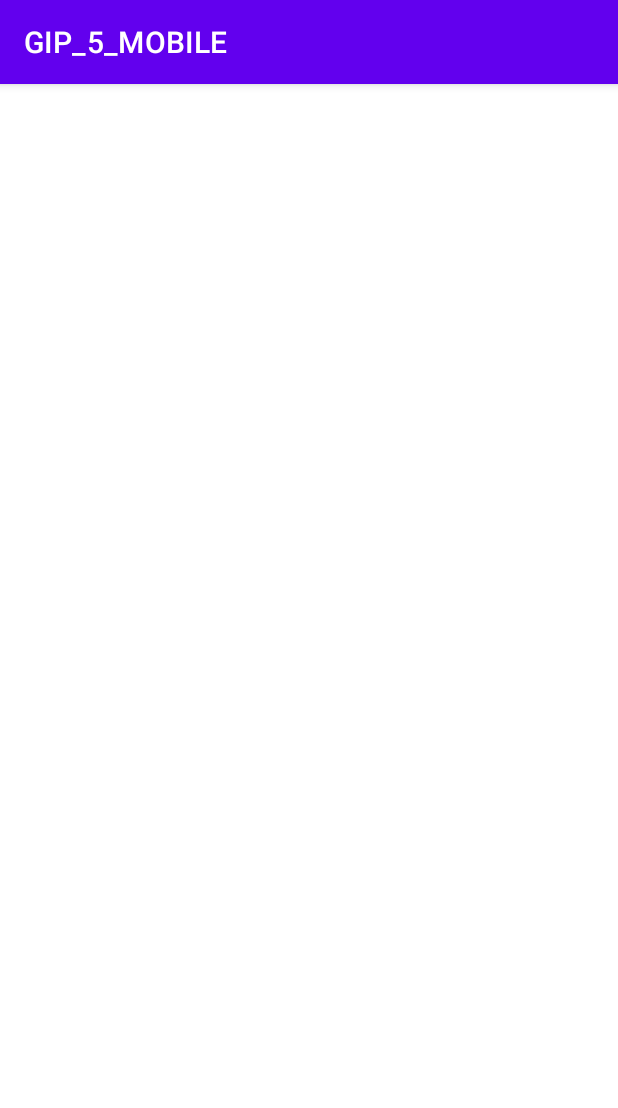
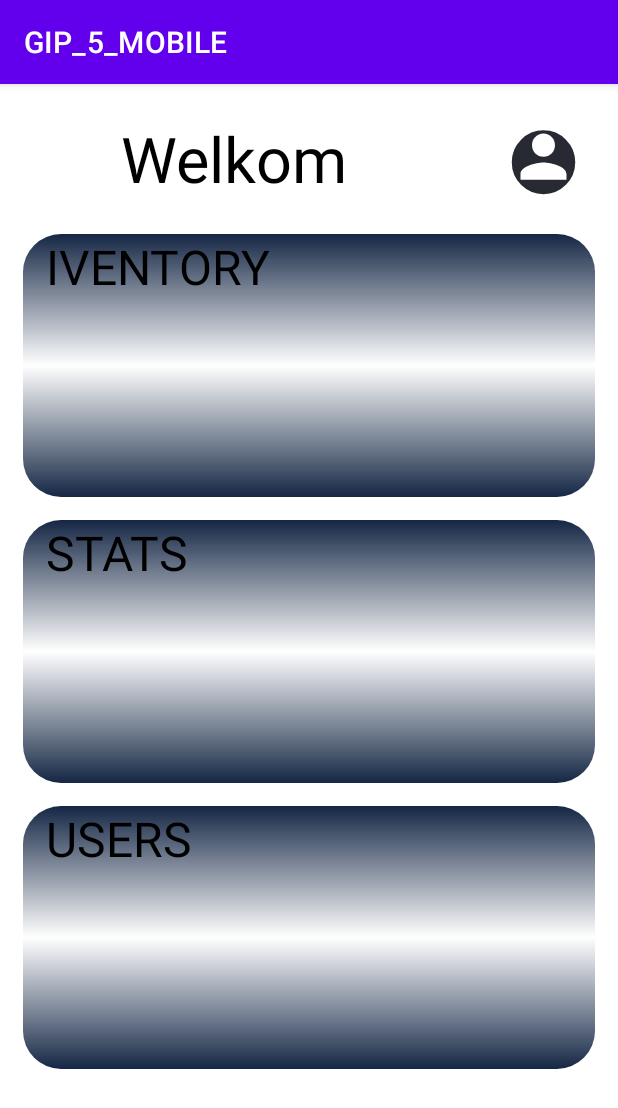
Before and after one commit to dumbeldore2/GIP_5_MOBILE, an Android app: the MainActivity3 screen opened directly, with no data from a screen before it, on a phone screen of 412 x 824 dp. Shown: the top 1108 px of the screen. Run offline under Robolectric (Android 15) with nearby library versions, the phone set to English and light mode, and no system bars; our stand-ins replace Volley; network calls fail.

Commit message:
verder werken aan de app inventory komt laatst

```diff
--- a/app/src/main/java/com/example/gip_5_mobile/MainActivity.java
+++ b/app/src/main/java/com/example/gip_5_mobile/MainActivity.java
@@ -76,7 +76,7 @@ public class MainActivity extends AppCompatActivity {
                                 // volgende activity
                                 if (!response.toString().isEmpty()){
                                     Intent intent = new Intent(getApplicationContext(),
-                                            MainActivity2.class);
+                                            MainActivity3.class);
 
                                     String auth = getEditText1() + ":" + getEditText2();
                                     byte [] bytes = auth.getBytes(StandardCharsets.UTF_8);
@@ -205,7 +205,7 @@ public class MainActivity extends AppCompatActivity {
                                         // naar de volgende mainacitivty
                                         if (!response.toString().isEmpty()){
                                             Intent intent = new Intent(getApplicationContext(),
-                                                    MainActivity2.class);
+                                                    MainActivity3.class);
 
                                             String auth =
                                                     dialog_editText4.getText().toString() + ":" + dialog_editText5.getText().toString();
--- a/app/src/main/java/com/example/gip_5_mobile/MainActivity2.java
+++ b/app/src/main/java/com/example/gip_5_mobile/MainActivity2.java
@@ -7,6 +7,7 @@ import android.os.Bundle;
 import android.view.View;
 
 import com.android.volley.AuthFailureError;
+import com.android.volley.DefaultRetryPolicy;
 import com.android.volley.Request;
 import com.android.volley.RequestQueue;
 import com.android.volley.Response;
@@ -43,23 +44,26 @@ public class MainActivity2 extends AppCompatActivity {
         //conecten van views
         //functies
         //vragen achter inventory
-        fun_get_all_items();
+        //fun_api();
     }
 
-    public void fun_get_all_items(){
+    public void fun_api(){
+
         //api request
         RequestQueue requestQueue = Volley.newRequestQueue(MainActivity2.this);
         JsonObjectRequest jsonObjectRequest = new JsonObjectRequest(Request.Method.GET,
                 url + "item/getall", null,
                 new Response.Listener<JSONObject>() {
                     @Override public void onResponse(JSONObject response) {
-                        System.out.println(response.toString());
+                        //System.out.println(response.toString());
+                        if (!response.toString().isEmpty()){
+                            System.out.println(response.toString());
+
+                        }
                     }
                 }, new Response.ErrorListener() {
             @Override public void onErrorResponse(VolleyError error) {
-                System.out.println(error.networkResponse.statusCode);
-                if (error.networkResponse.statusCode == 401){
-                }
+                System.out.println("error");
             }
 
         }){
@@ -67,9 +71,9 @@ public class MainActivity2 extends AppCompatActivity {
             public Map<String, String> getHeaders() throws AuthFailureError {
                 Map<String, String> headers = new HashMap<>();
 
-                //autherization
                 headers.put("Content-Type", "application/json;charset=UTF-8");
                 headers.put("Authorization", "Basic " + base);
+
                 //headers.put("Content-Length", "<calculated when request is sent>");
                 //headers.put("Host", "<calculated when request is sent>");
                 //headers.put("Accept-Encoding", "gzip, deflate,br");
@@ -77,8 +81,6 @@ public class MainActivity2 extends AppCompatActivity {
                 return headers;
             }
         };
-
         requestQueue.add(jsonObjectRequest);
-
     }
 }
--- a/app/src/main/java/com/example/gip_5_mobile/MainActivity3.java
+++ b/app/src/main/java/com/example/gip_5_mobile/MainActivity3.java
@@ -1,14 +1,88 @@
 package com.example.gip_5_mobile;
 
 import androidx.appcompat.app.AppCompatActivity;
+import androidx.constraintlayout.widget.ConstraintLayout;
 
+import android.content.Intent;
 import android.os.Bundle;
+import android.view.View;
+
+import com.android.volley.AuthFailureError;
+import com.android.volley.DefaultRetryPolicy;
+import com.android.volley.Request;
+import com.android.volley.RequestQueue;
+import com.android.volley.Response;
+import com.android.volley.VolleyError;
+import com.android.volley.toolbox.JsonObjectRequest;
+import com.android.volley.toolbox.Volley;
+
+import org.json.JSONObject;
+
+import java.nio.charset.StandardCharsets;
+import java.util.Base64;
+import java.util.HashMap;
+import java.util.Map;
 
 public class MainActivity3 extends AppCompatActivity {
+
+    //basic auth string
+    Intent intent;
+    String base;
+
+    // url string
+    String url = "http://192.168.1.103:8080/api/v1/";
+
+    //views initen
+    ConstraintLayout constraintLayout1,constraintLayout2,constraintLayout3;
 
     @Override
     protected void onCreate(Bundle savedInstanceState) {
         super.onCreate(savedInstanceState);
         setContentView(R.layout.activity_main3);
+
+        //base string maken
+        intent = getIntent();
+        base = intent.getStringExtra("base");
+
+        // views connecten
+        constraintLayout1 = findViewById(R.id.constraint_2);
+        constraintLayout2 = findViewById(R.id.constraint_3);
+        constraintLayout3 = findViewById(R.id.constraint_4);
+
+        //functies
+        fun_click_1();
+        //fun_click_2();
+        //fun_click_3();
+    }
+
+    public void fun_click_1(){
+        constraintLayout1.setOnClickListener(new View.OnClickListener() {
+            @Override public void onClick(View v) {
+                Intent intent = new Intent(getApplicationContext(),
+                        MainActivity2.class);
+                intent.putExtra("base", base);
+                startActivity(intent);
+            }
+        });
+    }
+    public void fun_click_2(){
+        constraintLayout1.setOnClickListener(new View.OnClickListener() {
+            @Override public void onClick(View v) {
+                Intent intent = new Intent(getApplicationContext(),
+                        MainActivity2.class);
+                intent.putExtra("base", base);
+                startActivity(intent);
+            }
+        });
+    }
+    public void fun_click_3(){
+        constraintLayout1.setOnClickListener(new View.OnClickListener() {
+            @Override public void onClick(View v) {
+                Intent intent = new Intent(getApplicationContext(),
+                        MainActivity2.class);
+                intent.putExtra("base", base);
+                startActivity(intent);
+            }
+        });
     }
 }
--- /dev/null
+++ b/app/src/main/res/drawable/background_card.xml
@@ -0,0 +1,14 @@
+<?xml version="1.0" encoding="utf-8"?>
+<layer-list xmlns:android="http://schemas.android.com/apk/res/android">
+    <item>
+        <shape android:shape="rectangle">
+            <corners
+                android:radius="25dp"/>
+            <gradient
+                android:startColor="@color/darkblue"
+                android:centerColor="#80FFFFFF"
+                android:endColor="@color/darkblue"
+                android:angle="-45"/>
+        </shape>
+    </item>
+</layer-list>
--- a/app/src/main/res/layout/activity_main3.xml
+++ b/app/src/main/res/layout/activity_main3.xml
@@ -5,5 +5,130 @@
     android:layout_width="match_parent"
     android:layout_height="match_parent"
     tools:context=".MainActivity3">
+    <androidx.constraintlayout.widget.ConstraintLayout
+        android:id="@+id/constraint_1"
 
+        android:layout_width="match_parent"
+        android:layout_height="100dp"
+
+        app:layout_constraintStart_toStartOf="parent"
+        app:layout_constraintEnd_toEndOf="parent"
+        app:layout_constraintTop_toTopOf="parent">
+
+        <TextView
+            android:id="@+id/text_1"
+
+            android:text="Welkom"
+            android:textColor="@color/black"
+            android:textSize="42dp"
+
+            android:gravity="center"
+
+            android:layout_marginRight="100dp"
+
+            android:layout_width="match_parent"
+            android:layout_height="match_parent"/>
+
+        <ImageView
+            android:id="@+id/image_1"
+
+            android:src="@drawable/account"
+
+            android:layout_width="50dp"
+            android:layout_height="50dp"
+
+            app:layout_constraintStart_toEndOf="@id/text_1"
+            app:layout_constraintTop_toTopOf="parent"
+
+            android:layout_marginLeft="25dp"
+            android:layout_marginTop="25dp"/>
+    </androidx.constraintlayout.widget.ConstraintLayout>
+    <LinearLayout
+        android:layout_width="match_parent"
+        android:layout_height="wrap_content"
+
+        app:layout_constraintEnd_toStartOf="parent"
+        app:layout_constraintTop_toBottomOf="@id/constraint_1"
+
+        android:orientation="vertical">
+
+        <androidx.constraintlayout.widget.ConstraintLayout
+            android:id="@+id/constraint_2"
+
+            android:layout_width="match_parent"
+            android:layout_height="175dp"
+
+            android:layout_marginLeft="15dp"
+            android:layout_marginRight="15dp"
+            android:layout_marginBottom="15dp"
+
+            android:background="@drawable/background_card">
+
+            <TextView
+                android:id="@+id/text_2"
+
+                android:textSize="32dp"
+                android:textColor="@color/black"
+                android:text="IVENTORY"
+
+                android:layout_width="match_parent"
+                android:layout_height="match_parent"
+
+                android:layout_marginLeft="15dp"/>
+
+        </androidx.constraintlayout.widget.ConstraintLayout>
+
+        <androidx.constraintlayout.widget.ConstraintLayout
+            android:id="@+id/constraint_3"
+
+            android:layout_width="match_parent"
+            android:layout_height="175dp"
+
+            android:layout_marginLeft="15dp"
+            android:layout_marginRight="15dp"
+            android:layout_marginBottom="15dp"
+
+            android:background="@drawable/background_card">
+
+            <TextView
+                android:id="@+id/text_3"
+
+                android:textSize="32dp"
+                android:textColor="@color/black"
+                android:text="STATS"
+
+                android:layout_width="match_parent"
+                android:layout_height="match_parent"
+
+                android:layout_marginLeft="15dp"/>
+
+
+        </androidx.constraintlayout.widget.ConstraintLayout>
+        <androidx.constraintlayout.widget.ConstraintLayout
+            android:id="@+id/constraint_4"
+
+            android:layout_width="match_parent"
+            android:layout_height="175dp"
+
+            android:layout_marginLeft="15dp"
+            android:layout_marginRight="15dp"
+            android:layout_marginBottom="15dp"
+
+            android:background="@drawable/background_card">
+
+            <TextView
+                android:id="@+id/text_4"
+
+                android:textSize="32dp"
+                android:textColor="@color/black"
+                android:text="USERS"
+
+                android:layout_width="match_parent"
+                android:layout_height="match_parent"
+
+                android:layout_marginLeft="15dp"/>
+
+
+        </androidx.constraintlayout.widget.ConstraintLayout>
+    </LinearLayout>
 </androidx.constraintlayout.widget.ConstraintLayout>
```
